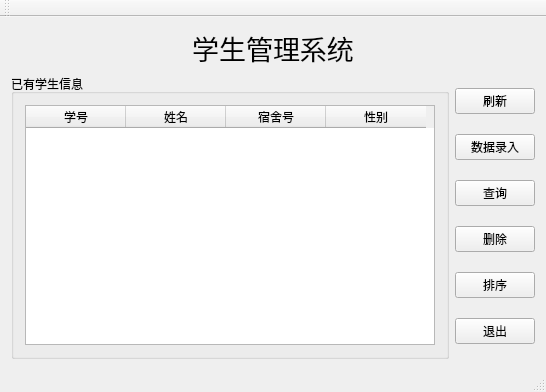
This is studentmanagement.ui in xzjqx/Student-Management as Qt 5 draws it before an edit. The edited form follows.
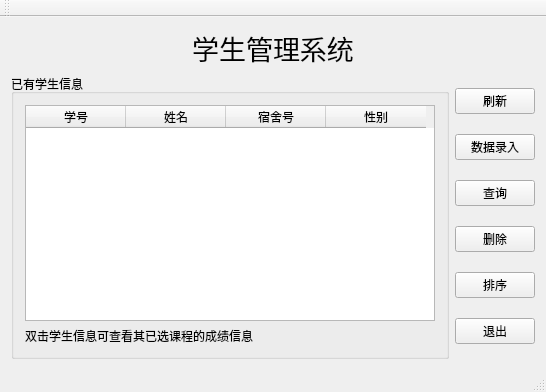
This is the edited form. Icons and pictures are not drawn.

The edit to the form file:
```diff
--- a/studentmanagement.ui
+++ b/studentmanagement.ui
@@ -59,6 +59,13 @@
              </column>
             </widget>
            </item>
+           <item>
+            <widget class="QLabel" name="label_2">
+             <property name="text">
+              <string>双击学生信息可查看其已选课程的成绩信息</string>
+             </property>
+            </widget>
+           </item>
           </layout>
          </widget>
         </item>
```
Left out of the diff: 8 changed lines with no effect on the pictures.
